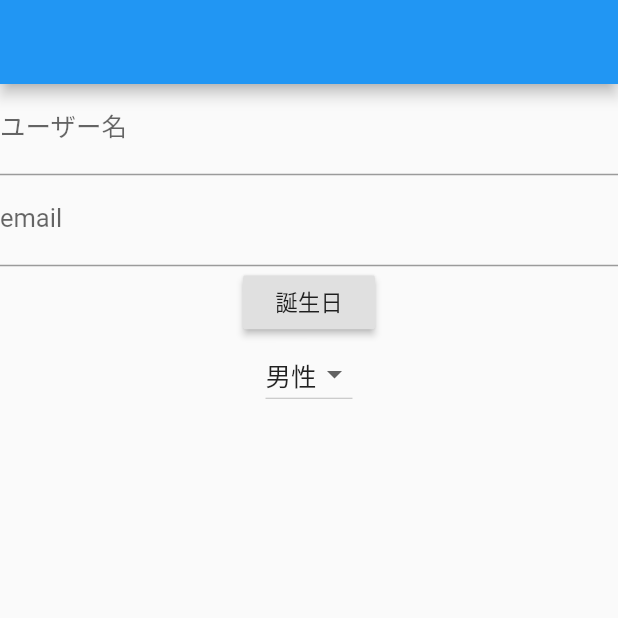
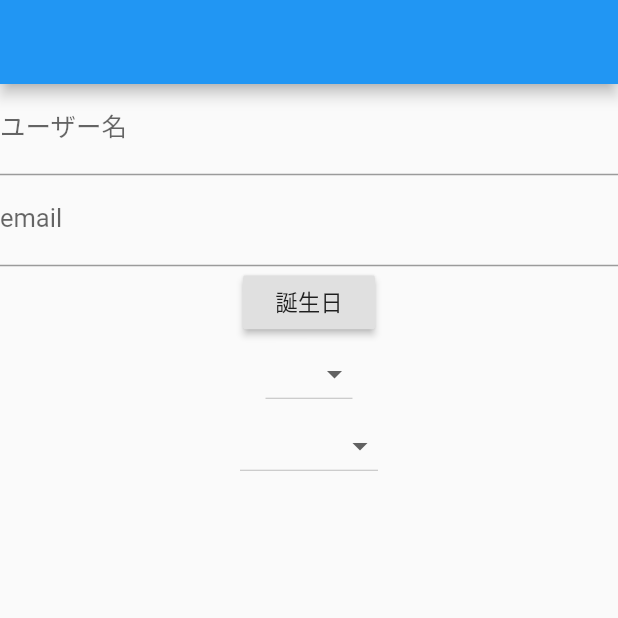
Before and after one commit to uma-co82/shupple-flutter, a Flutter app: the screen it shows after launch, on a phone screen of 412 x 824 dp, the top half of it. Run offline on Flutter 3.47's test engine with Material 2 defaults, Android fonts, the phone set to English and light mode, and no system bars; our stand-ins replace firebase_auth, firebase_core; missing offline and left inert: enum_to_string, flutter_facebook_login; accounts and stored records are empty.

Commit message:
Update index.dart

```diff
--- a/lib/scene/register/index.dart
+++ b/lib/scene/register/index.dart
@@ -34,7 +34,17 @@ class _RegisterSceneState extends State<RegisterScene> {
                       locale: Locale('ja'));
                 }),
             DropdownButton(
+                value: "Male",
                 items: Gender.values
+                    .map<DropdownMenuItem<String>>((e) => DropdownMenuItem(
+                          child: Text(e.toJp),
+                          value: EnumToString.convertToString(e),
+                        ))
+                    .toList(),
+                onChanged: (val) {}),
+            DropdownButton(
+                value: "Hokkaido",
+                items: Prefecture.values
                     .map<DropdownMenuItem<String>>((e) => DropdownMenuItem(
                           child: Text(e.toJp),
                           value: EnumToString.convertToString(e),
```
